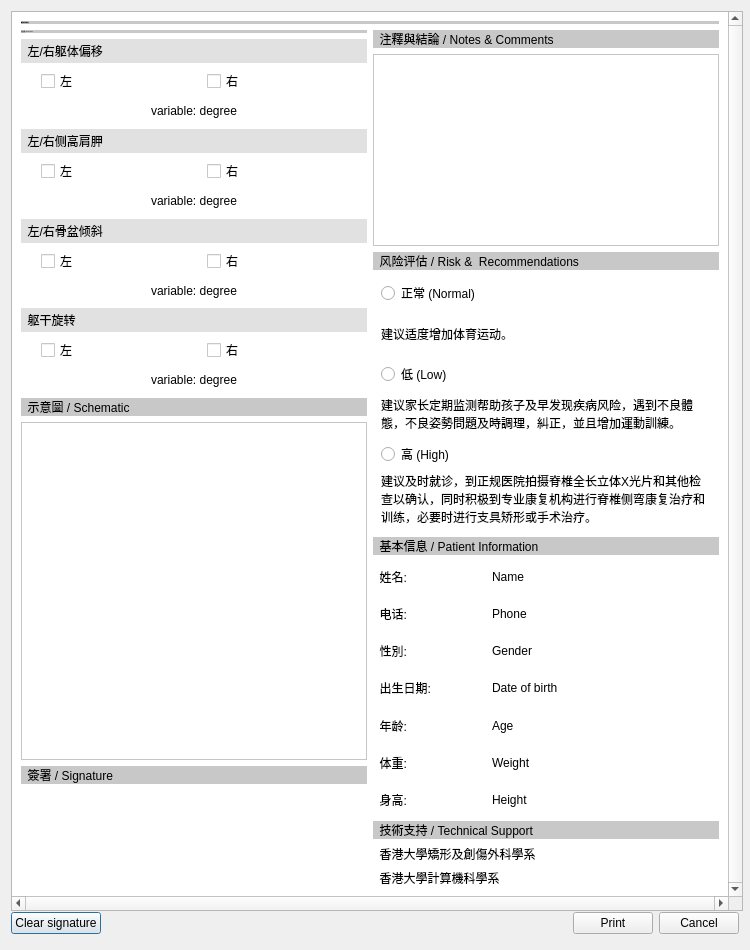
Old version of the form DesktopApp/reportdialog.ui in the repository michaelfong2017/landmark-annotator-desktop.
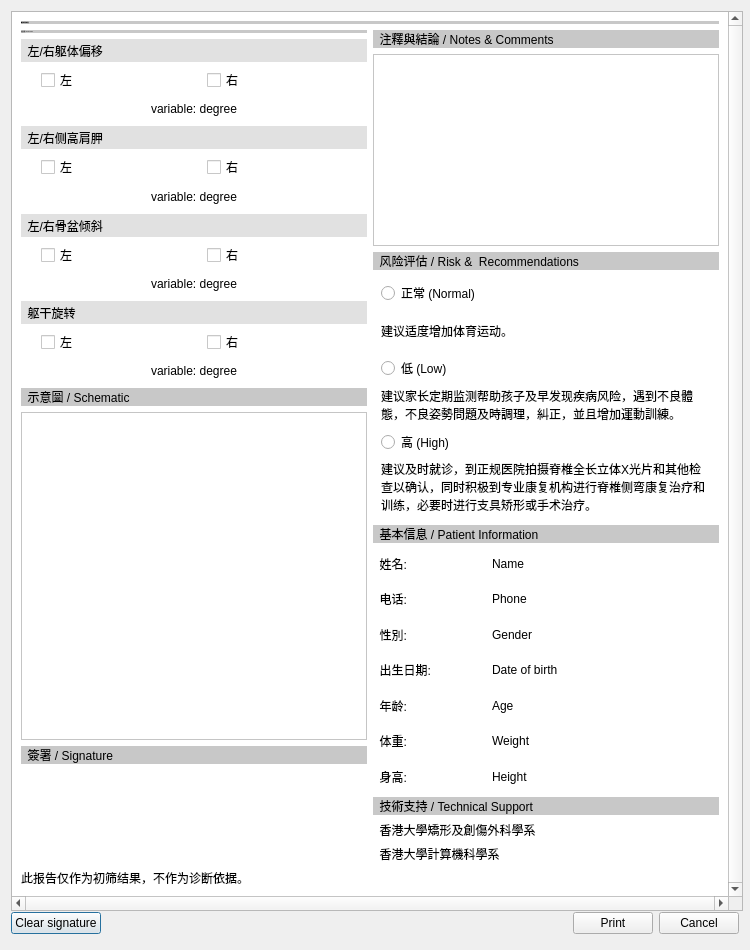
New version of the form. Custom widgets are drawn as their Qt base class.

Commit message: Fixed 5C bug of not repeating query, modified report template, modified contour map

Patch:
```diff
--- a/DesktopApp/reportdialog.ui
+++ b/DesktopApp/reportdialog.ui
@@ -882,6 +882,16 @@
          </item>
         </layout>
        </item>
+       <item>
+        <widget class="QLabel" name="label_4">
+         <property name="styleSheet">
+          <string notr="true">font: 16px &quot;MS Shell Dlg 2&quot;;</string>
+         </property>
+         <property name="text">
+          <string>此报告仅作为初筛结果，不作为诊断依据。</string>
+         </property>
+        </widget>
+       </item>
       </layout>
      </widget>
     </widget>
```
The commit also changes 2 other files.
